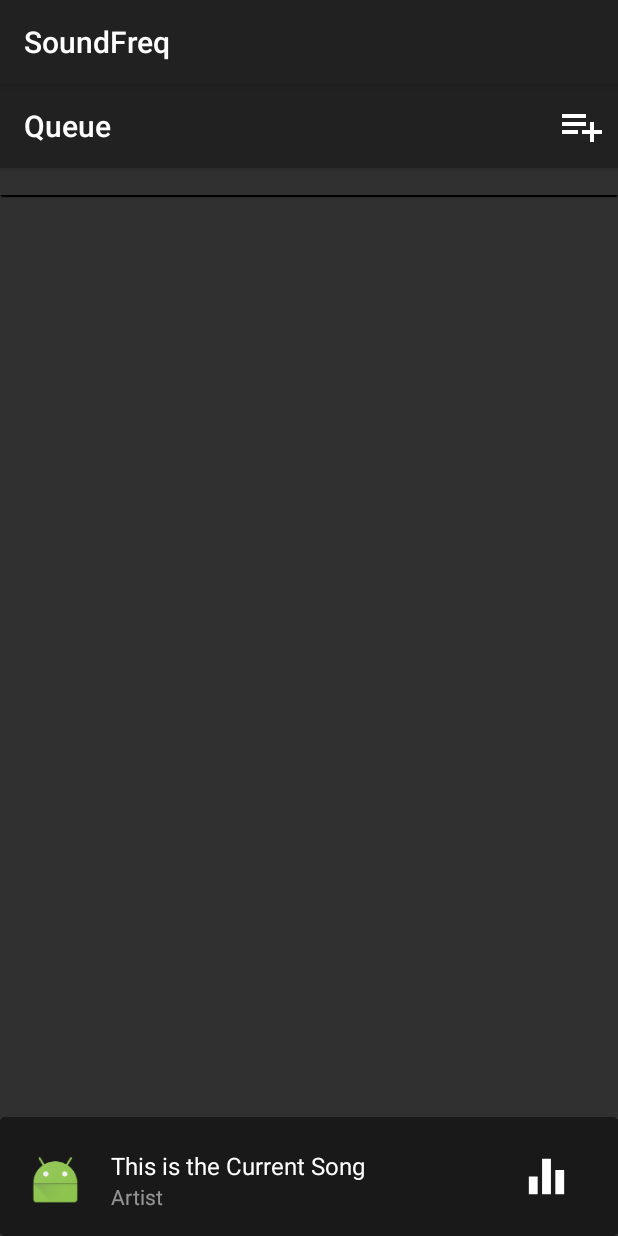
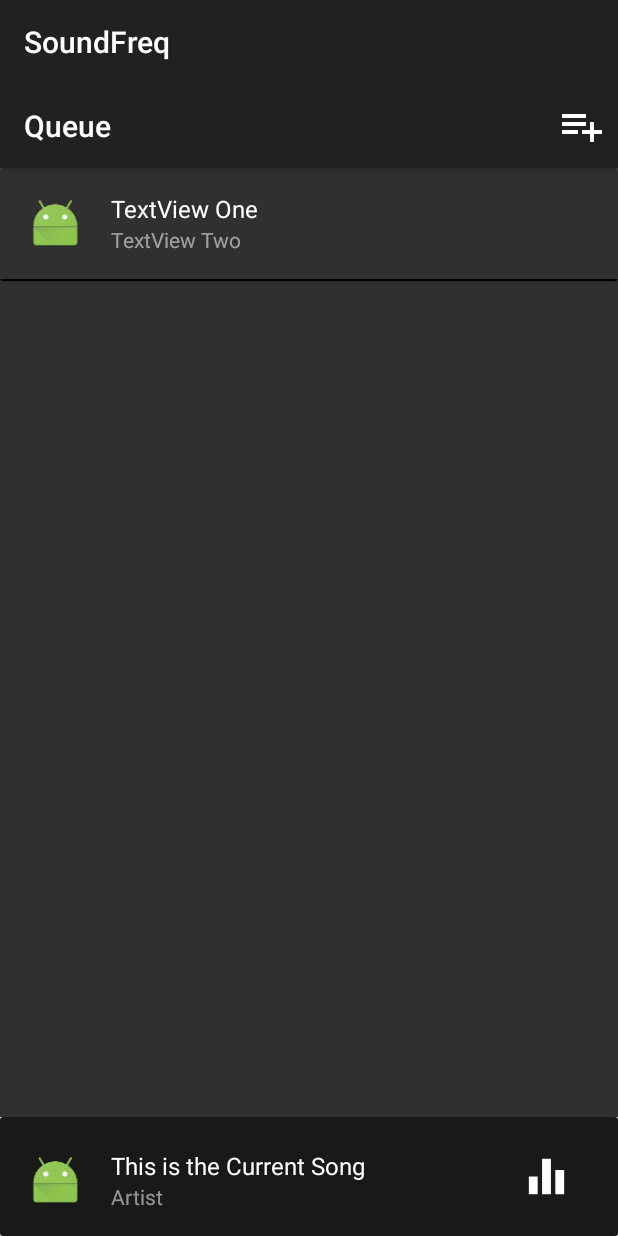
Before and after one commit to kylepotts/soundfreak, an Android app: the fragment PlayQueueFragment shown on its own in the app's theme, on a phone screen of 412 x 824 dp. Run offline under Robolectric (Android 15) with nearby library versions, the phone set to English and light mode, and no system bars; our stand-ins replace ButterKnife.

Commit message:
fixed play queue

```diff
--- a/app/src/main/java/com/deadbeef/soundfreq/adapters/PlayQueueAdapter.java
+++ b/app/src/main/java/com/deadbeef/soundfreq/adapters/PlayQueueAdapter.java
@@ -25,7 +25,7 @@
 
     @Override
     public int getItemCount() {
-        return 10;
+        return 3;
     }
 
     public static class ViewHolder extends RecyclerView.ViewHolder {
--- a/app/src/main/res/layout/fragment_play_queue.xml
+++ b/app/src/main/res/layout/fragment_play_queue.xml
@@ -26,9 +26,11 @@
         android:scrollbars="none"
         android:layout_width="fill_parent"
         android:layout_height="fill_parent"
-        android:layout_alignParentTop="true"
         android:layout_alignParentLeft="true"
-        android:layout_alignParentStart="true" />
+        android:layout_alignParentStart="true"
+        android:layout_below="@+id/appbar"
+        android:layout_above="@+id/queue_item_cardview"
+        android:background="@color/darkgrey" />
 
     <android.support.v7.widget.CardView
         android:id="@+id/queue_item_cardview"
--- a/app/src/main/res/layout/queue_item.xml
+++ b/app/src/main/res/layout/queue_item.xml
@@ -1,10 +1,9 @@
-<LinearLayout xmlns:android="http://schemas.android.com/apk/res/android"
+<TableLayout xmlns:android="http://schemas.android.com/apk/res/android"
     android:id="@+id/card_view_layout"
     android:orientation="vertical"
     android:layout_width="match_parent"
     android:layout_height="match_parent"
     android:background="@color/darkgrey">
-
 
     <android.support.v7.widget.CardView
         android:id="@+id/queue_item_cardview"
@@ -60,4 +59,4 @@
 
     </android.support.v7.widget.CardView>
 
-</LinearLayout>
+</TableLayout>
```
